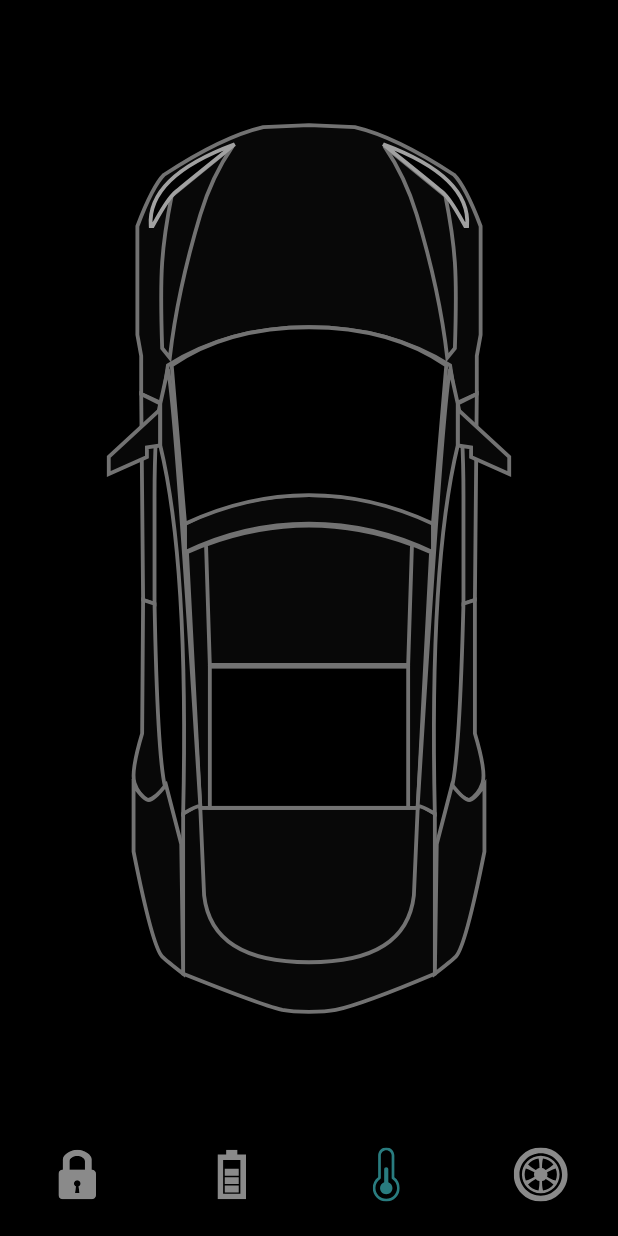
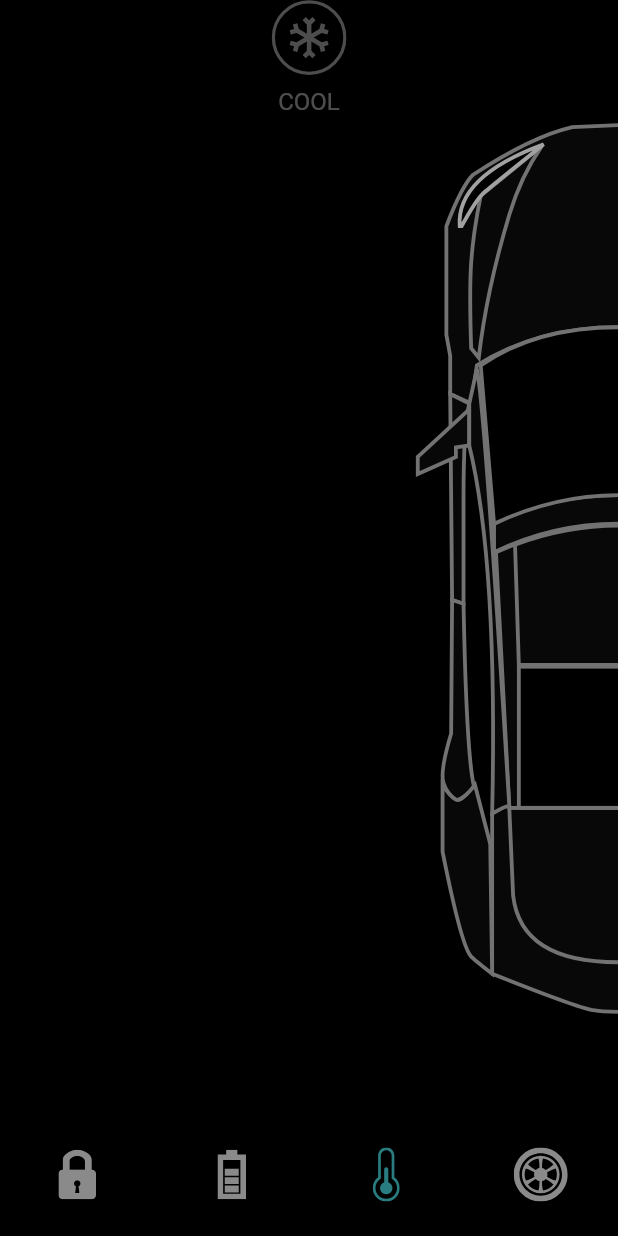
Before and after one commit to giovannicampagnolo/Tesla-Control-App, a Flutter app: the screen it shows after launch, item 3 of the bottom bar chosen, on a phone screen of 412 x 824 dp. Run offline on Flutter 3.47's test engine with Material 2 defaults, Android fonts, the phone set to English and light mode, and no system bars; our stand-ins replace flutter_svg.

Commit message:
Wip temp screen

```diff
--- a/lib/screens/home_screen.dart
+++ b/lib/screens/home_screen.dart
@@ -5,6 +5,7 @@ import 'package:tesla_animated_app/widgets/door_lock.dart';
 
 import '../constanins.dart';
 import '../widgets/battery_status.dart';
+import '../widgets/temp_btn.dart';
 import '../widgets/tesla_bottom_navigation_bar.dart';
 
 class HomeScreen extends StatefulWidget {
@@ -14,13 +15,15 @@ class HomeScreen extends StatefulWidget {
   State<HomeScreen> createState() => _HomeScreenState();
 }
 
-class _HomeScreenState extends State<HomeScreen>
-    with SingleTickerProviderStateMixin {
+class _HomeScreenState extends State<HomeScreen> with TickerProviderStateMixin {
   final HomeController _controller = HomeController();
 
   late AnimationController _batteryAnimationController;
   late Animation<double> _animationBattery;
   late Animation<double> _animationBatteryStatus;
+
+  late AnimationController _tempAnimationController;
+  late Animation<double> _animationCarShift;
 
   void setupBatteryAnimation() {
     _batteryAnimationController = AnimationController(
@@ -37,31 +40,52 @@ class _HomeScreenState extends State<HomeScreen>
     );
   }
 
+  void setupTempAnimation() {
+    _tempAnimationController = AnimationController(
+      vsync: this,
+      duration: Duration(milliseconds: 1500),
+    );
+    _animationCarShift = CurvedAnimation(
+      parent: _tempAnimationController,
+      curve: Interval(0.2, 0.4),
+    );
+  }
+
   @override
   void initState() {
     setupBatteryAnimation();
+    setupTempAnimation();
     super.initState();
   }
 
   @override
   void dispose() {
     _batteryAnimationController.dispose();
+    _tempAnimationController.dispose();
     super.dispose();
   }
 
   @override
   Widget build(BuildContext context) {
     return AnimatedBuilder(
-        animation: Listenable.merge([_controller, _batteryAnimationController]),
+        animation: Listenable.merge([
+          _controller,
+          _batteryAnimationController,
+          _tempAnimationController,
+        ]),
         builder: (context, snapshot) {
           return Scaffold(
             bottomNavigationBar: TeslaBottomNavigationBar(
               onTap: (index) {
                 if (index == 1)
                   _batteryAnimationController.forward();
-                else if (_controller.selectedBottomTab == 1 && index != 1) {
+                else if (_controller.selectedBottomTab == 1 && index != 1)
                   _batteryAnimationController.reverse(from: 0.7);
-                }
+
+                if (index == 2)
+                  _tempAnimationController.forward();
+                else if (_controller.selectedBottomTab == 2 && index != 2)
+                  _tempAnimationController.reverse(from: 0.4);
                 _controller.onBottomNavigationTabChange(index);
                 print(index);
               },
@@ -72,12 +96,21 @@ class _HomeScreenState extends State<HomeScreen>
                 return Stack(
                   alignment: Alignment.center,
                   children: [
-                    Padding(
-                      padding: EdgeInsets.symmetric(
-                          vertical: constraint.maxHeight * 0.1),
-                      child: SvgPicture.asset(
-                        "assets/icons/Car.svg",
-                        width: double.infinity,
+                    SizedBox(
+                      height: constraint.maxHeight,
+                      width: constraint.maxWidth,
+                    ),
+                    Positioned(
+                      left: constraint.maxWidth / 2 * _animationCarShift.value,
+                      height: constraint.maxHeight,
+                      width: constraint.maxWidth,
+                      child: Padding(
+                        padding: EdgeInsets.symmetric(
+                            vertical: constraint.maxHeight * 0.1),
+                        child: SvgPicture.asset(
+                          "assets/icons/Car.svg",
+                          width: double.infinity,
+                        ),
                       ),
                     ),
                     AnimatedPositioned(
@@ -145,6 +178,7 @@ class _HomeScreenState extends State<HomeScreen>
                         width: constraint.maxWidth * 0.45,
                       ),
                     ),
+
                     Positioned(
                       top: 50 * (1 - _animationBatteryStatus.value),
                       height: constraint.maxHeight,
@@ -154,6 +188,13 @@ class _HomeScreenState extends State<HomeScreen>
                         child: BatteryStatus(constraint: constraint),
                       ),
                     ),
+
+                    ///TEMPERATURE
+                    TempBtn(
+                      svgSrc: "assets/icons/coolShape.svg",
+                      title: "Cool",
+                      press: (){},
+                    ),
                   ],
                 );
               }),
--- /dev/null
+++ b/lib/widgets/temp_btn.dart
@@ -0,0 +1,44 @@
+import 'package:flutter/material.dart';
+import 'package:flutter_svg/flutter_svg.dart';
+
+import '../constanins.dart';
+
+class TempBtn extends StatelessWidget {
+  final String svgSrc, title;
+  final bool isActive;
+  final VoidCallback press;
+
+  const TempBtn({
+    Key? key,
+    required this.svgSrc,
+    required this.title,
+    this.isActive = true,
+    required this.press,
+  }) : super(key: key);
+
+  @override
+  Widget build(BuildContext context) {
+    return Column(
+      children: [
+        Container(
+          height: 50,
+          width: 50,
+          child: SvgPicture.asset(
+            svgSrc,
+            color: Colors.white30,
+          ),
+        ),
+        SizedBox(
+          height: defaultPadding / 2,
+        ),
+        Text(
+          title.toUpperCase(),
+          style: TextStyle(
+            fontSize: 16,
+            color: Colors.white30,
+          ),
+        ),
+      ],
+    );
+  }
+}
```
